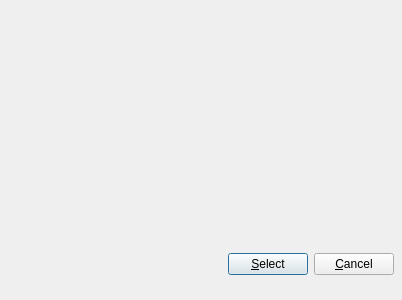
Above: client/uiforms/recipe_select.ui from Wolframe/configurator before the change. Below: the same form after it.
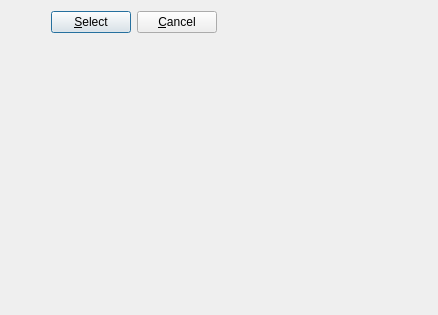
That is the form after the change.

What changed in the file:
```diff
--- a/client/uiforms/recipe_select.ui
+++ b/client/uiforms/recipe_select.ui
@@ -6,22 +6,15 @@
    <rect>
     <x>0</x>
     <y>0</y>
-    <width>402</width>
-    <height>300</height>
+    <width>438</width>
+    <height>315</height>
    </rect>
   </property>
   <property name="windowTitle">
    <string>Dialog</string>
   </property>
-  <widget class="QWidget" name="">
-   <property name="geometry">
-    <rect>
-     <x>13</x>
-     <y>250</y>
-     <width>381</width>
-     <height>29</height>
-    </rect>
-   </property>
+  <layout class="QFormLayout" name="formLayout">
+   <item row="0" column="0">
    <layout class="QHBoxLayout" name="horizontalLayout">
     <item>
      <spacer name="horizontalSpacer">
@@ -51,7 +44,8 @@
      </widget>
     </item>
    </layout>
-  </widget>
+   </item>
+  </layout>
  </widget>
  <resources/>
  <connections/>
```
Lines whose indentation alone changed are shown as unchanged.
